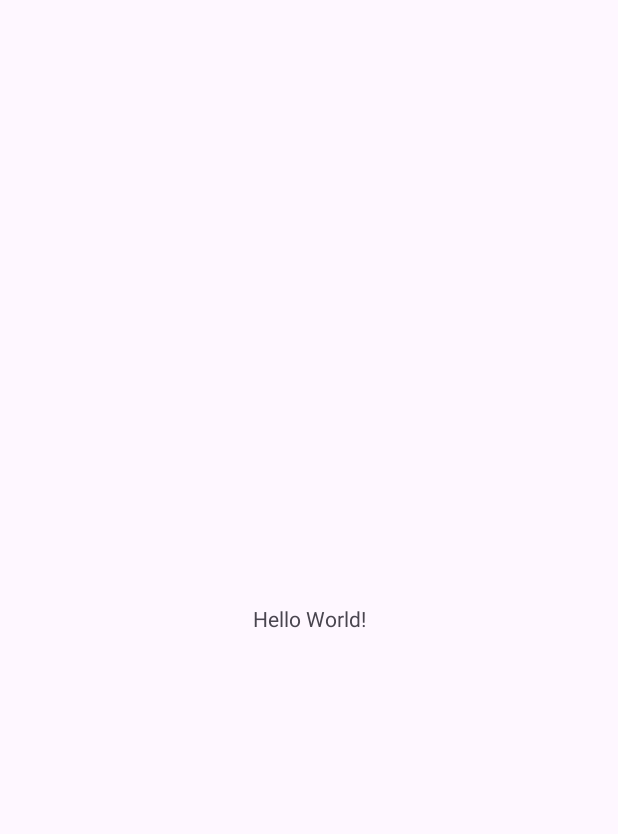
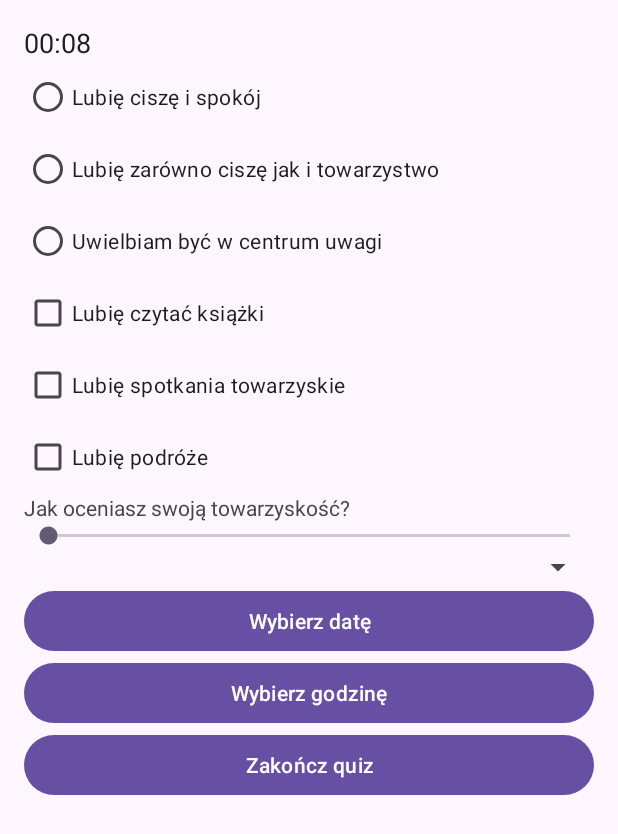
Before and after one commit to Szymonium/personality-quiz, an Android app: the screen it shows after launch (MainActivity), on a phone screen of 412 x 824 dp. Before the commit the part shown is almost empty. Shown: the top 834 px of the screen. Run offline under Robolectric (Android 15) with nearby library versions, the phone set to English and light mode, and no system bars.

Commit message:
finish personality quiz

```diff
--- a/app/src/main/java/com/example/personalityquiz/MainActivity.kt
+++ b/app/src/main/java/com/example/personalityquiz/MainActivity.kt
@@ -1,20 +1,86 @@
 package com.example.personalityquiz
 
+import android.app.DatePickerDialog
+import android.app.TimePickerDialog
+import android.content.Intent
 import android.os.Bundle
-import androidx.activity.enableEdgeToEdge
+import android.os.CountDownTimer
+import android.os.SystemClock
+import android.widget.*
 import androidx.appcompat.app.AppCompatActivity
-import androidx.core.view.ViewCompat
-import androidx.core.view.WindowInsetsCompat
+import java.util.*
 
 class MainActivity : AppCompatActivity() {
+    private lateinit var chronometer: Chronometer
+    private lateinit var countDownTimer: CountDownTimer
+    private var score = 0
+
     override fun onCreate(savedInstanceState: Bundle?) {
         super.onCreate(savedInstanceState)
-        enableEdgeToEdge()
         setContentView(R.layout.activity_main)
-        ViewCompat.setOnApplyWindowInsetsListener(findViewById(R.id.main)) { v, insets ->
-            val systemBars = insets.getInsets(WindowInsetsCompat.Type.systemBars())
-            v.setPadding(systemBars.left, systemBars.top, systemBars.right, systemBars.bottom)
-            insets
+
+        val radioGroup = findViewById<RadioGroup>(R.id.radioGroup)
+        val checkBox1 = findViewById<CheckBox>(R.id.checkBox1)
+        val checkBox2 = findViewById<CheckBox>(R.id.checkBox2)
+        val checkBox3 = findViewById<CheckBox>(R.id.checkBox3)
+        val seekBar = findViewById<SeekBar>(R.id.seekBar)
+        val spinner = findViewById<Spinner>(R.id.spinner)
+        val dateButton = findViewById<Button>(R.id.dateButton)
+        val timeButton = findViewById<Button>(R.id.timeButton)
+        val endButton = findViewById<Button>(R.id.endButton)
+        chronometer = findViewById(R.id.chronometer)
+
+        // Start Chronometer
+        chronometer.base = SystemClock.elapsedRealtime()
+        chronometer.start()
+
+        // Countdown Timer
+        countDownTimer = object : CountDownTimer(120000, 1000) {
+            override fun onTick(millisUntilFinished: Long) {}
+            override fun onFinish() {
+                Toast.makeText(this@MainActivity, "Czas minął!", Toast.LENGTH_SHORT).show()
+                endButton.isEnabled = false
+            }
+        }.start()
+
+        dateButton.setOnClickListener {
+            val calendar = Calendar.getInstance()
+            val datePicker = DatePickerDialog(this, { _, year, month, day ->
+                dateButton.text = "$day/${month + 1}/$year"
+            }, calendar.get(Calendar.YEAR), calendar.get(Calendar.MONTH), calendar.get(Calendar.DAY_OF_MONTH))
+            datePicker.show()
+        }
+
+        timeButton.setOnClickListener {
+            val calendar = Calendar.getInstance()
+            val timePicker = TimePickerDialog(this, { _, hour, minute ->
+                timeButton.text = "$hour:$minute"
+            }, calendar.get(Calendar.HOUR_OF_DAY), calendar.get(Calendar.MINUTE), true)
+            timePicker.show()
+        }
+
+        endButton.setOnClickListener {
+            // Oblicz wynik na podstawie odpowiedzi
+            score = 0
+            when (radioGroup.checkedRadioButtonId) {
+                R.id.radioButton1 -> score += 1
+                R.id.radioButton2 -> score += 2
+                R.id.radioButton3 -> score += 3
+            }
+            if (checkBox1.isChecked) score += 1
+            if (checkBox2.isChecked) score += 2
+            if (checkBox3.isChecked) score += 3
+            score += seekBar.progress / 10
+
+            val personality = when {
+                score <= 5 -> "Introwertyk"
+                score <= 10 -> "Ambiwertyk"
+                else -> "Ekstrawertyk"
+            }
+
+            val intent = Intent(this, SummaryActivity::class.java)
+            intent.putExtra("PERSONALITY", personality)
+            startActivity(intent)
         }
     }
 }
--- a/app/src/main/res/layout/activity_main.xml
+++ b/app/src/main/res/layout/activity_main.xml
@@ -1,19 +1,95 @@
 <?xml version="1.0" encoding="utf-8"?>
-<androidx.constraintlayout.widget.ConstraintLayout xmlns:android="http://schemas.android.com/apk/res/android"
-    xmlns:app="http://schemas.android.com/apk/res-auto"
-    xmlns:tools="http://schemas.android.com/tools"
-    android:id="@+id/main"
+<ScrollView xmlns:android="http://schemas.android.com/apk/res/android"
     android:layout_width="match_parent"
-    android:layout_height="match_parent"
-    tools:context=".MainActivity">
+    android:layout_height="match_parent">
 
-    <TextView
-        android:layout_width="wrap_content"
+    <LinearLayout
+        android:layout_width="match_parent"
         android:layout_height="wrap_content"
-        android:text="Hello World!"
-        app:layout_constraintBottom_toBottomOf="parent"
-        app:layout_constraintEnd_toEndOf="parent"
-        app:layout_constraintStart_toStartOf="parent"
-        app:layout_constraintTop_toTopOf="parent" />
+        android:orientation="vertical"
+        android:padding="16dp">
 
-</androidx.constraintlayout.widget.ConstraintLayout>
+        <Chronometer
+            android:id="@+id/chronometer"
+            android:layout_width="wrap_content"
+            android:layout_height="wrap_content"
+            android:textSize="18sp" />
+
+        <RadioGroup
+            android:id="@+id/radioGroup"
+            android:layout_width="match_parent"
+            android:layout_height="wrap_content">
+
+            <RadioButton
+                android:id="@+id/radioButton1"
+                android:layout_width="wrap_content"
+                android:layout_height="wrap_content"
+                android:text="Lubię ciszę i spokój" />
+
+            <RadioButton
+                android:id="@+id/radioButton2"
+                android:layout_width="wrap_content"
+                android:layout_height="wrap_content"
+                android:text="Lubię zarówno ciszę jak i towarzystwo" />
+
+            <RadioButton
+                android:id="@+id/radioButton3"
+                android:layout_width="wrap_content"
+                android:layout_height="wrap_content"
+                android:text="Uwielbiam być w centrum uwagi" />
+        </RadioGroup>
+
+        <CheckBox
+            android:id="@+id/checkBox1"
+            android:layout_width="wrap_content"
+            android:layout_height="wrap_content"
+            android:text="Lubię czytać książki" />
+
+        <CheckBox
+            android:id="@+id/checkBox2"
+            android:layout_width="wrap_content"
+            android:layout_height="wrap_content"
+            android:text="Lubię spotkania towarzyskie" />
+
+        <CheckBox
+            android:id="@+id/checkBox3"
+            android:layout_width="wrap_content"
+            android:layout_height="wrap_content"
+            android:text="Lubię podróże" />
+
+        <TextView
+            android:layout_width="wrap_content"
+            android:layout_height="wrap_content"
+            android:text="Jak oceniasz swoją towarzyskość?" />
+
+        <SeekBar
+            android:id="@+id/seekBar"
+            android:layout_width="match_parent"
+            android:layout_height="wrap_content"
+            android:max="10" />
+
+        <Spinner
+            android:id="@+id/spinner"
+            android:layout_width="match_parent"
+            android:layout_height="wrap_content" />
+
+        <Button
+            android:id="@+id/dateButton"
+            android:layout_width="match_parent"
+            android:layout_height="wrap_content"
+            android:text="Wybierz datę" />
+
+        <Button
+            android:id="@+id/timeButton"
+            android:layout_width="match_parent"
+            android:layout_height="wrap_content"
+            android:text="Wybierz godzinę" />
+
+        <Button
+            android:id="@+id/endButton"
+            android:layout_width="match_parent"
+            android:layout_height="wrap_content"
+            android:text="Zakończ quiz" />
+
+    </LinearLayout>
+</ScrollView>
--- a/gradle/libs.versions.toml
+++ b/gradle/libs.versions.toml
@@ -1,5 +1,5 @@
 [versions]
-agp = "8.9.1"
+agp = "8.10.0"
 kotlin = "2.0.21"
 coreKtx = "1.10.1"
 junit = "4.13.2"
```
Also changed, not shown: app/src/main/AndroidManifest.xml (+9 -0 lines), app/src/main/java/com/example/personalityquiz/SummaryActivity.kt (added, +35 -0 lines), app/src/main/res/layout/activity_summary.xml (added, +36 -0 lines), app/src/main/res/drawable/ambivert.png (added), app/src/main/res/drawable/extrovert.png (added), app/src/main/res/drawable/introvert.png (added).
